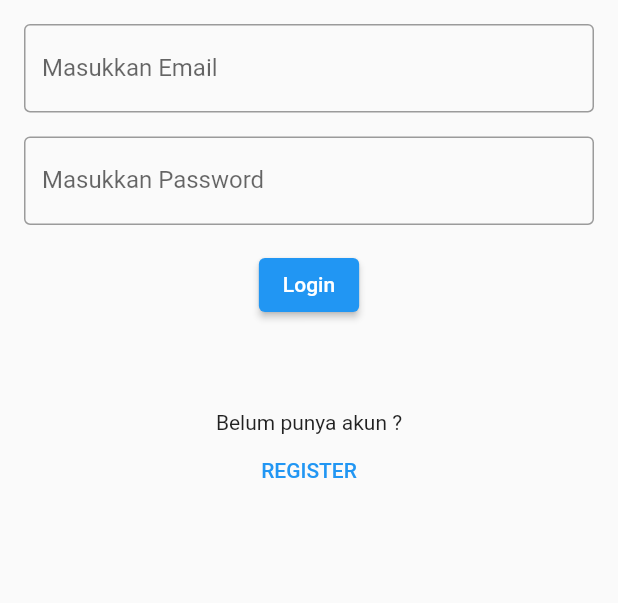
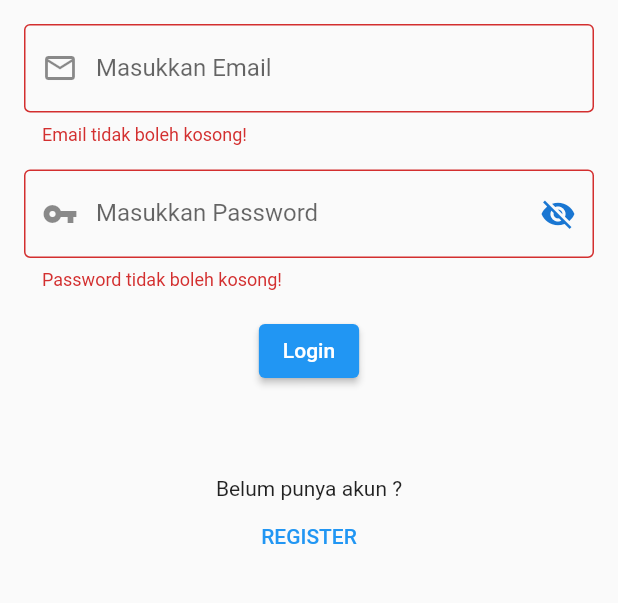
Before and after one commit to c14190036/Proyek-AMBW-FitAtHome, a Flutter app: the screen it shows after launch, after a tap on "Login", on a phone screen of 412 x 824 dp, the part 367-970 px from its top. Run offline on Flutter 3.47's test engine with Material 2 defaults, Android fonts, the phone set to English and light mode, and no system bars; our stand-ins replace cloud_firestore, firebase_auth, firebase_core; accounts and stored records are empty.

Commit message:
Login + Register

```diff
--- a/fitathome/lib/dcProfile.dart
+++ b/fitathome/lib/dcProfile.dart
@@ -1,27 +1,41 @@
 class dcProfile {
-  final String nama;
-  final String tinggi;
-  final String berat;
+  String? uid;
+  String? email;
+  String? nama;
+  String? berat;
+  String? tinggi;
+  String? password;
 
   dcProfile({
-    required this.nama,
-    required this.tinggi,
-    required this.berat
+    this.uid,
+    this.email,
+    this.nama,
+    this.berat,
+    this.tinggi,
+    this.password
   });
+
+  factory dcProfile.fromJson(json) {
+    return dcProfile(
+      uid: json['uid'],
+      email: json['email'],
+      nama: json['nama'],
+      berat: json['berat'],
+      tinggi: json['tinggi'],
+      password: json['password']
+    );
+  }
 
   Map<String, dynamic> toJson() {
     return {
-      "nama" : nama,
-      "tinggi" : tinggi,
-      "berat" : berat
+      "uid": uid,
+      "email": email,
+      "nama": nama,
+      "berat": berat,
+      "tinggi": tinggi,
+      "password": password
     };
   }
 
-  factory dcProfile.fromJson(Map<String, dynamic> json) {
-    return dcProfile(
-      nama : json['judul'],
-      tinggi : json['isi'],
-      berat : json['berat']
-    );
-  }
+
 }
--- /dev/null
+++ b/fitathome/lib/login.dart
@@ -0,0 +1,149 @@
+import 'package:firebase_auth/firebase_auth.dart';
+import 'package:firebase_core/firebase_core.dart';
+import 'package:flutter/material.dart';
+import 'package:fitathome/firebase_options.dart';
+import 'package:fitathome/home.dart';
+import 'package:fitathome/main.dart';
+import 'package:fitathome/register.dart';
+
+
+
+class Login extends StatefulWidget {
+  const Login({ Key? key }) : super(key: key);
+
+  @override
+  State<Login> createState() => _LoginState();
+}
+
+class _LoginState extends State<Login> {
+
+  final controllerEmail = TextEditingController();
+  final controllerPassword = TextEditingController();
+
+  @override
+  void dispose() {
+    controllerPassword.dispose();
+    controllerEmail.dispose();
+
+    super.dispose();
+  }
+
+  final auth = FirebaseAuth.instance;
+
+  @override
+  void initState() {
+    //checkUser(auth);
+
+    super.initState();
+  }
+
+
+  final formKey = GlobalKey<FormState>();
+
+  var passwordVisibility = true;
+
+  @override
+  Widget build(BuildContext context) {
+    return Scaffold(
+      body: SingleChildScrollView(
+        child: Form(
+          key: formKey,
+          child: Column(
+            children: [
+              Container(
+                padding: EdgeInsets.all(16),
+                child: Image.asset('assets/logofitathomev2.png')
+              ),
+
+              Container(
+                padding: EdgeInsets.fromLTRB(16, 0, 16, 16),
+                child: TextFormField(
+                  controller: controllerEmail,
+                  decoration: const InputDecoration(
+                    border: OutlineInputBorder(),
+                    prefixIcon: Icon(Icons.email_outlined),
+                    labelText: "Masukkan Email"
+                  ),
+                  validator: (value) {
+                      if (value!.isEmpty) {
+                        return ("Email tidak boleh kosong!");
+                      }
+                    },
+                ),
+              ),
+
+              Container(
+                padding: EdgeInsets.fromLTRB(16, 0, 16, 16),
+                child: TextFormField(
+                  controller: controllerPassword,
+                  decoration: InputDecoration(
+                    border: OutlineInputBorder(),
+                    prefixIcon: Icon(Icons.vpn_key),
+                    labelText: "Masukkan Password",
+                    suffixIcon: IconButton(
+                      icon: Icon(
+                        passwordVisibility
+                        ? Icons.visibility_off
+                        : Icons.visibility,
+                        color: Theme.of(context).primaryColorDark,
+                      ),
+                      onPressed: () {
+                        setState(() {
+                          passwordVisibility = !passwordVisibility;
+                        });
+                      },
+                    )
+                  ),
+                  obscureText: passwordVisibility,
+                  validator: (value) {
+                      if (value!.isEmpty) {
+                        return ("Password tidak boleh kosong!");
+                      }
+                    },
+                ),
+              ),
+
+              Container(
+                child: ElevatedButton(
+                  onPressed: () {signin(controllerEmail.text.toString(), controllerPassword.text.toString());},
+                  child: Text("Login")),
+              ),
+
+              Container(
+                padding: EdgeInsets.fromLTRB(0, 60, 0, 0),
+                child: Column(
+                  children: [
+                    Text("Belum punya akun ?"),
+                    TextButton(onPressed: () {
+                      Navigator.push(context, MaterialPageRoute(builder: (context) => Register()));
+                    }, child: Text("REGISTER"))
+                  ],
+                ),
+              )
+            ],
+          ),
+        ),
+      ),
+    );
+  }
+
+  void signin (String email, String pass) async {
+    if (formKey.currentState!.validate()) {
+      await auth
+        .signInWithEmailAndPassword(email: email, password: pass)
+        .then((value) => {
+          SnackBar(content: Text("Login sukses")),
+          Navigator.of(context).pushReplacement(MaterialPageRoute(builder: (context) => Home()))
+      });
+    }
+
+  }
+
+  void checkUser(FirebaseAuth authentication) {
+    var user = authentication.currentUser;
+
+    if (user != null) {
+      Navigator.of(context).pushReplacement(MaterialPageRoute(builder: (context) => Home()));
+    }
+  }
+}
--- a/fitathome/lib/main.dart
+++ b/fitathome/lib/main.dart
@@ -1,15 +1,17 @@
 import 'package:firebase_core/firebase_core.dart';
+import 'package:fitathome/home.dart';
+import 'package:fitathome/login.dart';
 import 'package:flutter/material.dart';
 import 'package:firebase_auth/firebase_auth.dart';
 
 import 'firebase_options.dart';
 
-void main() {
-  //WidgetsFlutterBinding.ensureInitialized();
-  //await Firebase.initializeApp(
-  //  options: DefaultFirebaseOptions.currentPlatform,
-  //);
-  //FirebaseAuth auth = FirebaseAuth.instance;
+Future<void> main() async {
+  WidgetsFlutterBinding.ensureInitialized();
+  await Firebase.initializeApp(
+   options: DefaultFirebaseOptions.currentPlatform,
+  );
+  FirebaseAuth auth = FirebaseAuth.instance;
   runApp(
     MaterialApp(
       title: "Fit At Home",
@@ -31,62 +33,17 @@ class _MyAppState extends State<MyApp> {
   final _controllerPassword = TextEditingController();
 
   @override
-  void dispose() {
-    _controllerPassword.dispose();
-    _controllerEmail.dispose();
-
-    super.dispose();
-  }
-
-  @override
   Widget build(BuildContext context) {
     return Scaffold(
-      body: SingleChildScrollView(
-        child: Column(
-          children: [
-            Container(
-              padding: EdgeInsets.all(16),
-              child: Image.asset('assets/logofitathomev2.png')
-            ),
-
-            Container(
-              padding: EdgeInsets.fromLTRB(16, 0, 16, 16),
-              child: TextField(
-                controller: _controllerEmail,
-                decoration: const InputDecoration(
-                  border: OutlineInputBorder(),
-                  labelText: "Masukkan Email"
-                ),
-              ),
-            ),
-
-            Container(
-              padding: EdgeInsets.fromLTRB(16, 0, 16, 16),
-              child: TextField(
-                controller: _controllerPassword,
-                decoration: const InputDecoration(
-                  border: OutlineInputBorder(),
-                  labelText: "Masukkan Password"
-                ),
-              ),
-            ),
-
-            Container(
-              child: ElevatedButton(onPressed: () {}, child: Text("Login")),
-            ),
-
-            Container(
-              padding: EdgeInsets.fromLTRB(0, 60, 0, 0),
-              child: Column(
-                children: [
-                  Text("Belum punya akun ?"),
-                  TextButton(onPressed: () {}, child: Text("REGISTER"))
-                ],
-              ),
-            )
-          ],
-        ),
-      ),
+      body: StreamBuilder(
+        stream: FirebaseAuth.instance.authStateChanges(),
+        builder: (context, snapshot) {
+          if (snapshot.hasData) {
+            return Home();
+          } else {
+            return Login();
+          }
+      })
     );
   }
 }
```
Also changed, not shown: fitathome/lib/home.dart (added, +22 -0 lines), fitathome/lib/register.dart (added, +203 -0 lines).
